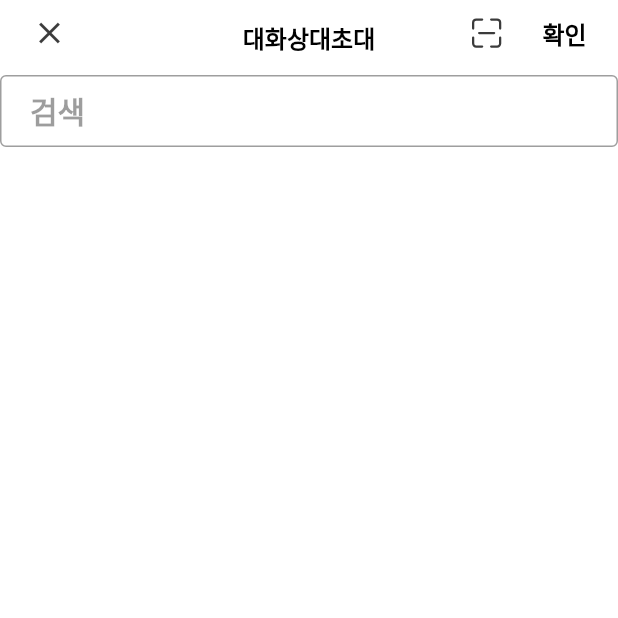
After one commit to Moonseunghun/Any-Chat, a Flutter app: the InviteFriendPage screen opened by its route, on a phone screen of 412 x 824 dp, the top half of it. The commit adds this screen. Run offline on Flutter 3.47's test engine with Material 3 defaults, Android fonts, the phone set to English and light mode, and no system bars; drawn by our look-alikes of toastification; our stand-ins replace device_info_plus, dio, equatable, firebase_core, flutter_hooks, flutter_riverpod and 8 more; accounts and stored records are empty; Roboto replaces fonts that are missing (Pretendard).

Commit message:
invite friends page

```diff
--- /dev/null
+++ b/lib/page/chat/invite_friend_page.dart
@@ -0,0 +1,146 @@
+import 'package:anychat/model/friend.dart';
+import 'package:anychat/page/router.dart';
+import 'package:anychat/state/friend_state.dart';
+import 'package:flutter/material.dart';
+import 'package:flutter_hooks/flutter_hooks.dart';
+import 'package:flutter_screenutil/flutter_screenutil.dart';
+import 'package:flutter_svg/flutter_svg.dart';
+import 'package:hooks_riverpod/hooks_riverpod.dart';
+
+class InviteFriendPage extends HookConsumerWidget {
+  static const String routeName = '/chat/invite';
+
+  const InviteFriendPage({super.key});
+
+  @override
+  Widget build(BuildContext context, WidgetRef ref) {
+    final selectedFriends = useState<List<Friend>>([]);
+
+    return GestureDetector(
+        onTap: () {
+          FocusScope.of(context).unfocus();
+        },
+        onPanStart: (details) {
+          FocusScope.of(context).unfocus();
+        },
+        child: Scaffold(
+            body: SafeArea(
+                child: Column(
+          children: [
+            SizedBox(
+                width: 393.w,
+                height: 50,
+                child: Stack(
+                  children: [
+                    Row(
+                      children: [
+                        const Spacer(),
+                        GestureDetector(
+                            onTap: () {},
+                            child: Container(
+                                padding: EdgeInsets.symmetric(horizontal: 10.w, vertical: 10),
+                                child: SvgPicture.asset('assets/images/qr_code.svg', width: 24))),
+                        SizedBox(width: 4.w),
+                        GestureDetector(
+                            onTap: () {},
+                            child: Container(
+                                padding: EdgeInsets.symmetric(horizontal: 10.w, vertical: 10),
+                                child: const Text('확인',
+                                    style: TextStyle(
+                                        fontSize: 16,
+                                        color: Colors.black,
+                                        fontWeight: FontWeight.bold)))),
+                        SizedBox(width: 10.w)
+                      ],
+                    ),
+                    Positioned(
+                        left: 10.w,
+                        child: Align(
+                            alignment: Alignment.centerLeft,
+                            child: GestureDetector(
+                                onTap: () {
+                                  router.pop();
+                                },
+                                child: Container(
+                                    padding: EdgeInsets.symmetric(horizontal: 10.w, vertical: 10),
+                                    color: Colors.transparent,
+                                    child: const Icon(Icons.close,
+                                        color: Color(0xFF3B3B3B), size: 24))))),
+                    const Positioned(
+                        child: Align(
+                      alignment: Alignment.center,
+                      child: Text('대화상대초대',
+                          style: TextStyle(
+                              fontSize: 16, fontWeight: FontWeight.bold, color: Colors.black)),
+                    )),
+                  ],
+                )),
+            SizedBox(
+                width: 393.w,
+                height: 50,
+                child: TextField(
+                  decoration: InputDecoration(
+                      hintText: '검색',
+                      hintStyle: TextStyle(
+                          color: const Color(0xFF3B3B3B).withOpacity(0.5),
+                          fontWeight: FontWeight.bold,
+                          fontSize: 20),
+                      contentPadding: EdgeInsets.symmetric(horizontal: 19.w),
+                      border: const OutlineInputBorder(
+                          borderSide: BorderSide(color: Colors.black, width: 1)),
+                      focusedBorder: const OutlineInputBorder(
+                          borderSide: BorderSide(color: Colors.black, width: 1))),
+                )),
+            const SizedBox(height: 18),
+            Expanded(
+                child: SingleChildScrollView(
+                    child: Column(
+              children: ref
+                  .watch(friendsProvider)
+                  .map((friend) => _profileWidget(selectedFriends, friend))
+                  .toList(),
+            )))
+          ],
+        ))));
+  }
+
+  Widget _profileWidget(ValueNotifier<List<Friend>> selectedFriends, Friend friend) => InkWell(
+      onTap: () {
+        if (selectedFriends.value.contains(friend)) {
+          selectedFriends.value =
+              selectedFriends.value.where((element) => element != friend).toList();
+        } else {
+          selectedFriends.value = [...selectedFriends.value, friend];
+        }
+      },
+      child: Container(
+          padding: const EdgeInsets.symmetric(vertical: 12),
+          margin: EdgeInsets.only(left: 19.w, right: 21.w),
+          decoration: const BoxDecoration(
+            color: Colors.transparent,
+            border: Border(
+              bottom: BorderSide(color: Color(0xFFE0E2E4), width: 1),
+            ),
+          ),
+          child: Row(
+            children: [
+              SizedBox(
+                  width: 44,
+                  height: 44,
+                  child: ClipOval(child: Image.asset('assets/images/default_profile.png'))),
+              SizedBox(width: 11.w),
+              Expanded(
+                  child: Text(friend.nickname,
+                      style: const TextStyle(
+                          fontSize: 16, fontWeight: FontWeight.w500, color: Color(0xFF3B3B3B)),
+                      overflow: TextOverflow.ellipsis)),
+              Container(
+                width: 24 + 40.w,
+                alignment: Alignment.center,
+                child: selectedFriends.value.contains(friend)
+                    ? SvgPicture.asset('assets/images/selected.svg', width: 24)
+                    : const SizedBox(),
+              )
+            ],
+          )));
+}
--- a/lib/page/router.dart
+++ b/lib/page/router.dart
@@ -1,5 +1,6 @@
 import 'package:anychat/model/friend.dart';
 import 'package:anychat/page/chat/chat_page.dart';
+import 'package:anychat/page/chat/invite_friend_page.dart';
 import 'package:anychat/page/home/add_friend_by_id_page.dart';
 import 'package:anychat/page/home/block_friend_page.dart';
 import 'package:anychat/page/home/edit_friend_page.dart';
@@ -25,6 +26,7 @@ final router = GoRouter(initialLocation: '/login', routes: [
   GoRoute(path: ChatPage.routeName, builder: (context, state) => const ChatPage()),
   GoRoute(path: HideFriendPage.routeName, builder: (context, state) => const HideFriendPage()),
   GoRoute(path: BlockFriendPage.routeName, builder: (context, state) => const BlockFriendPage()),
+  GoRoute(path: InviteFriendPage.routeName, builder: (context, state) => const InviteFriendPage()),
   GoRoute(
     path: EditFriendPage.routeName,
     pageBuilder: (context, state) => CustomTransitionPage(
```
Also changed, not shown: lib/page/chat/chat_list_page.dart (+6 -2 lines), lib/page/chat/chat_page.dart (+6 -1 lines), assets/images/selected.svg (added).
